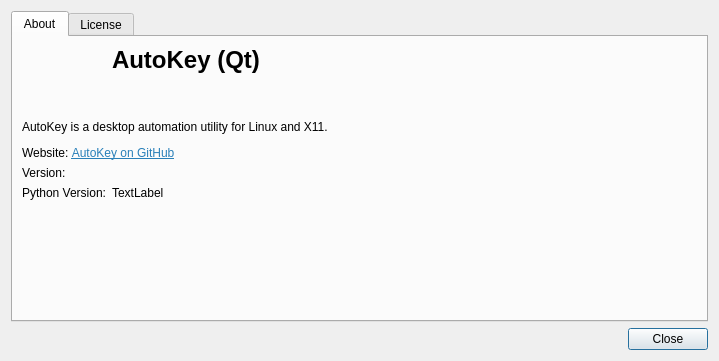
autokey/autokey, file lib/autokey/qtui/resources/ui/about_autokey_dialog.ui: the form before one commit.
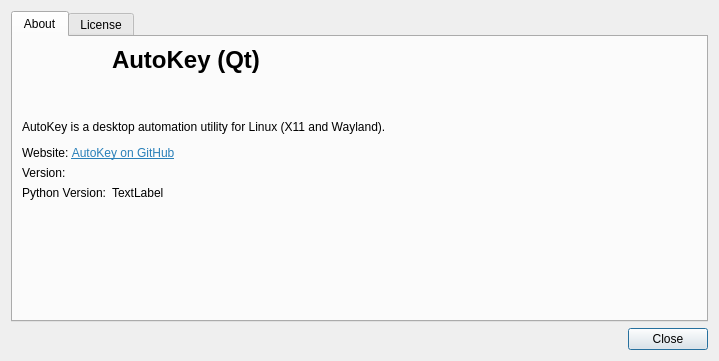
The form after the commit.

Commit message:
Mention Wayland in the About dialogs
The Qt and GTK About dialogs described AutoKey as a desktop
automation utility for Linux and X11. AutoKey also supports Wayland
(GNOME and KDE Plasma), so the text now reads "Linux (X11 and
Wayland)".

Patch:
```diff
--- a/lib/autokey/qtui/resources/ui/about_autokey_dialog.ui
+++ b/lib/autokey/qtui/resources/ui/about_autokey_dialog.ui
@@ -86,7 +86,7 @@
        <item row="1" column="0" colspan="3">
         <widget class="QLabel" name="about_text">
          <property name="text">
-          <string>&lt;html&gt;&lt;head/&gt;&lt;body&gt;&lt;p&gt;AutoKey is a desktop automation utility for Linux and X11.&lt;/p&gt;&lt;p&gt;Website: &lt;a href=&quot;https://github.com/autokey/autokey&quot;&gt;&lt;span style=&quot; text-decoration: underline; color:#2980b9;&quot;&gt;AutoKey on GitHub&lt;/span&gt;&lt;/a&gt;&lt;/p&gt;&lt;/body&gt;&lt;/html&gt;</string>
+          <string>&lt;html&gt;&lt;head/&gt;&lt;body&gt;&lt;p&gt;AutoKey is a desktop automation utility for Linux (X11 and Wayland).&lt;/p&gt;&lt;p&gt;Website: &lt;a href=&quot;https://github.com/autokey/autokey&quot;&gt;&lt;span style=&quot; text-decoration: underline; color:#2980b9;&quot;&gt;AutoKey on GitHub&lt;/span&gt;&lt;/a&gt;&lt;/p&gt;&lt;/body&gt;&lt;/html&gt;</string>
          </property>
          <property name="openExternalLinks">
           <bool>true</bool>
```
The commit also changes 1 other file.
